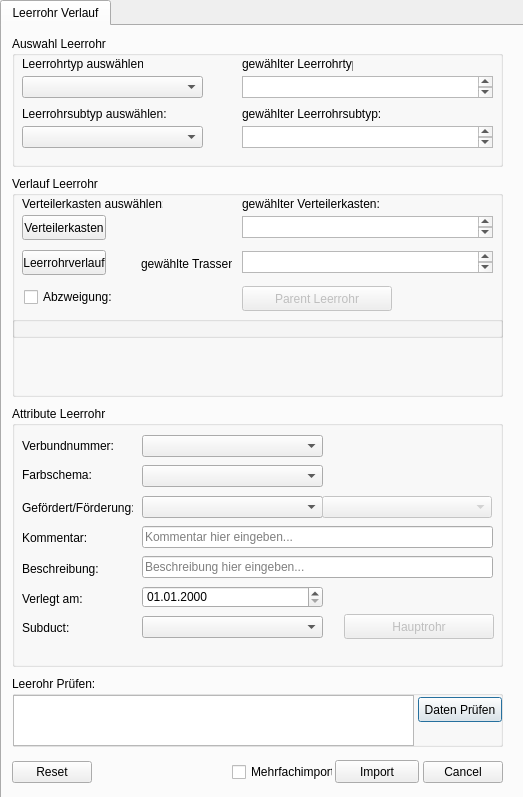
Old version of the form tools/leerrohr_verlegen/leerrohr_verlegen_dialog_base.ui in the repository geoKjack/Toolbox_SiegeleCO.
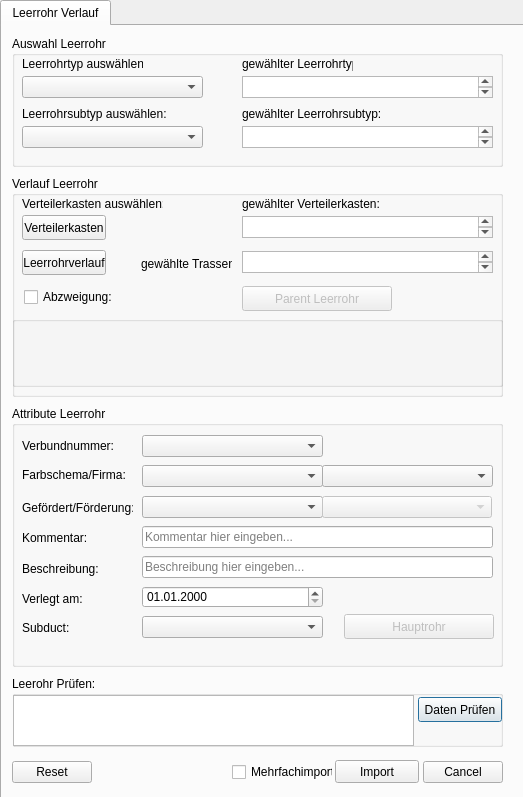
New version of the form. Custom widgets are drawn as their Qt base class.

Commit message: -Anpassung Layout UI Tools (Hauseinführung, Leerrohr), -Auswahl einschränken nach Vorauswahl Leerrohr TYP; SUBTYP; FARBSCHEMA; FIRMA, -Anpassung Logik Prüfung, Einschränkung Rohrauswahl nach Firma, Möglcihkeit direkte Hauseinführungen anzulegen

Diff of the .ui file:
```diff
--- a/tools/leerrohr_verlegen/leerrohr_verlegen_dialog_base.ui
+++ b/tools/leerrohr_verlegen/leerrohr_verlegen_dialog_base.ui
@@ -281,7 +281,7 @@
        </rect>
       </property>
       <property name="text">
-       <string>Farbschema:</string>
+       <string>Farbschema/Firma:</string>
       </property>
      </widget>
      <widget class="QComboBox" name="comboBox_Farbschema">
@@ -323,6 +323,16 @@
        </rect>
       </property>
      </widget>
+     <widget class="QComboBox" name="comboBox_Firma">
+      <property name="geometry">
+       <rect>
+        <x>310</x>
+        <y>59</y>
+        <width>171</width>
+        <height>22</height>
+       </rect>
+      </property>
+     </widget>
     </widget>
     <widget class="QGroupBox" name="groupBox">
      <property name="geometry">
@@ -427,7 +437,7 @@
         <x>0</x>
         <y>140</y>
         <width>491</width>
-        <height>22</height>
+        <height>71</height>
        </rect>
       </property>
      </widget>
```
The commit also changes 6 other files.
